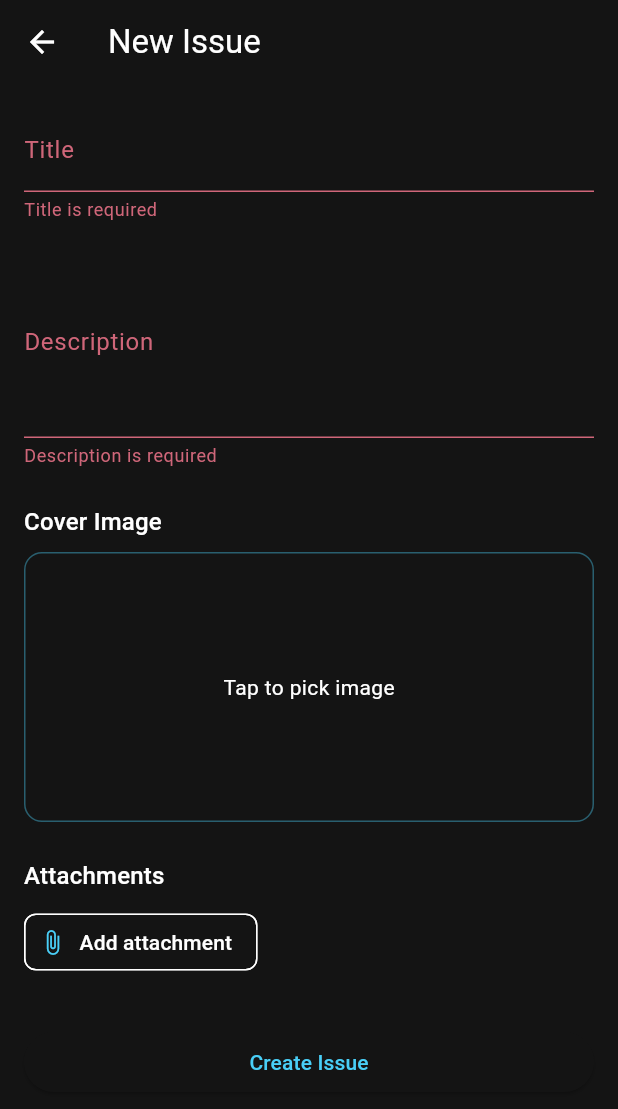
After one commit to C41f0N/social_issues_tracker, a Flutter app: the IssueEditPage screen opened directly, after a tap on "Create Issue", on a phone screen of 412 x 824 dp. The commit adds this screen. Shown: the top 1109 px of the screen. Run offline on Flutter 3.47's test engine with Material 3 defaults, Android fonts, the phone set to English and light mode, and no system bars; our stand-ins replace auto_size_text, file_picker, page_transition; network calls fail.

Commit message:
Add issue editing functionality with image and file attachments; update local data management and UI navigation

```diff
--- a/lib/data/local_data.dart
+++ b/lib/data/local_data.dart
@@ -18,6 +18,8 @@ class FeedRef {
 }
 
 class LocalData with ChangeNotifier {
+  // Simulated logged-in user; used as `postedBy` for new issues.
+  String loggedInUserId = 'user1';
   List<User> storedUsers = [
     User(
       id: "user1",
@@ -287,6 +289,15 @@ class LocalData with ChangeNotifier {
     ),
   );
 
+  /// Ensures a FileAttachment is present in [storedFiles], returning the
+  /// existing one if an item with the same id already exists.
+  FileAttachment ensureFileStored(FileAttachment file) {
+    final index = storedFiles.indexWhere((f) => f.id == file.id);
+    if (index != -1) return storedFiles[index];
+    storedFiles.add(file);
+    return file;
+  }
+
   // Centralized list of comments. Issues reference them by id in Issue.commentIds.
   List<Comment> storedComments = [
     // sample comments for issue1
@@ -519,6 +530,24 @@ class LocalData with ChangeNotifier {
     return out;
   }
 
+  /// Generates a new incremental issue id (e.g. `issue11`).
+  String nextIssueId() {
+    int maxId = 0;
+    for (final it in storedIssues) {
+      if (it.id.startsWith('issue')) {
+        final tail = int.tryParse(it.id.replaceFirst('issue', '')) ?? 0;
+        if (tail > maxId) maxId = tail;
+      }
+    }
+    return 'issue${maxId + 1}';
+  }
+
+  /// Adds a new issue to the in-memory list and notifies listeners.
+  void addIssue(Issue issue) {
+    storedIssues.add(issue);
+    notifyListeners();
+  }
+
   Issue getIssueById(String id) =>
       storedIssues.firstWhere((it) => it.id == id, orElse: () => Issue(id: id));
 
--- /dev/null
+++ b/lib/pages/issue_edit_page.dart
@@ -0,0 +1,301 @@
+import 'dart:typed_data';
+
+import 'package:flutter/material.dart';
+import 'package:file_picker/file_picker.dart';
+import 'package:provider/provider.dart';
+import 'package:social_issues_tracker/data/local_data.dart';
+import 'package:social_issues_tracker/data/models/file_attachment.dart';
+import 'package:social_issues_tracker/data/models/issue.dart';
+import 'package:social_issues_tracker/pages/issue_view_page.dart';
+
+enum IssueEditMode { create, edit }
+
+class IssueEditPage extends StatefulWidget {
+  const IssueEditPage({super.key, required this.mode, this.issueId});
+
+  final IssueEditMode mode;
+  final String? issueId;
+
+  @override
+  State<IssueEditPage> createState() => _IssueEditPageState();
+}
+
+class _IssueEditPageState extends State<IssueEditPage> {
+  final _formKey = GlobalKey<FormState>();
+  final TextEditingController _titleController = TextEditingController();
+  final TextEditingController _descriptionController = TextEditingController();
+
+  Uint8List? _pickedImageBytes;
+  String? _pickedImageExtension;
+
+  final List<FileAttachment> _attachments = [];
+
+  bool _saving = false;
+
+  @override
+  void initState() {
+    super.initState();
+    WidgetsBinding.instance.addPostFrameCallback((_) {
+      final local = Provider.of<LocalData>(context, listen: false);
+      if (widget.mode == IssueEditMode.edit && widget.issueId != null) {
+        final existing = local.getIssueById(widget.issueId!);
+        _titleController.text = existing.title ?? '';
+        _descriptionController.text = existing.description ?? '';
+        if (existing.imageData != null && existing.imageData!.isNotEmpty) {
+          _pickedImageBytes = existing.imageData;
+          _pickedImageExtension = 'jpg';
+        }
+        if (existing.fileIds.isNotEmpty) {
+          for (final fid in existing.fileIds) {
+            _attachments.add(local.getFileById(fid));
+          }
+        }
+      }
+    });
+  }
+
+  @override
+  void dispose() {
+    _titleController.dispose();
+    _descriptionController.dispose();
+    super.dispose();
+  }
+
+  Future<void> _pickImage() async {
+    final result = await FilePicker.platform.pickFiles(
+      type: FileType.image,
+      withData: true,
+    );
+
+    if (result == null || result.files.isEmpty) return;
+    final file = result.files.first;
+    if (file.bytes == null) return;
+
+    setState(() {
+      _pickedImageBytes = file.bytes;
+      final name = (file.name).toLowerCase();
+      if (name.endsWith('.png')) {
+        _pickedImageExtension = 'png';
+      } else if (name.endsWith('.gif')) {
+        _pickedImageExtension = 'gif';
+      } else if (name.endsWith('.webp')) {
+        _pickedImageExtension = 'webp';
+      } else {
+        _pickedImageExtension = 'jpg';
+      }
+    });
+  }
+
+  Future<void> _pickFile() async {
+    final result = await FilePicker.platform.pickFiles(
+      allowMultiple: true,
+      withData: false,
+      type: FileType.any,
+    );
+
+    if (result == null || result.files.isEmpty) return;
+
+    setState(() {
+      for (final file in result.files) {
+        final name = file.name;
+        final dotIndex = name.lastIndexOf('.');
+        final base = dotIndex == -1 ? name : name.substring(0, dotIndex);
+        final ext = dotIndex == -1 ? 'dat' : name.substring(dotIndex + 1);
+
+        _attachments.add(
+          FileAttachment(
+            id: 'temp_${DateTime.now().millisecondsSinceEpoch}_${_attachments.length}',
+            name: base,
+            extension: ext,
+            // Dummy URL for now; real upload will replace this.
+            uploadLink:
+                'https://example.com/dummy/${DateTime.now().millisecondsSinceEpoch}/$name',
+          ),
+        );
+      }
+    });
+  }
+
+  Future<void> _save() async {
+    if (!_formKey.currentState!.validate()) return;
+
+    setState(() {
+      _saving = true;
+    });
+
+    final local = Provider.of<LocalData>(context, listen: false);
+    final loggedIn = local.loggedInUserId;
+
+    Issue issue;
+    if (widget.mode == IssueEditMode.edit && widget.issueId != null) {
+      issue = local.getIssueById(widget.issueId!);
+      issue.title = _titleController.text.trim();
+      issue.description = _descriptionController.text.trim();
+    } else {
+      final newId = local.nextIssueId();
+      issue = Issue(
+        id: newId,
+        title: _titleController.text.trim(),
+        description: _descriptionController.text.trim(),
+        postedBy: loggedIn,
+        upvoteCount: 0,
+        commentCount: 0,
+      );
+      local.addIssue(issue);
+    }
+
+    if (_pickedImageBytes != null) {
+      issue.imageData = _pickedImageBytes;
+      issue.loaded = true;
+      issue.imageUrl =
+          'https://example.com/dummy/issue_image_${issue.id}.${_pickedImageExtension ?? 'jpg'}';
+    }
+
+    final List<String> fileIds = [];
+    for (final f in _attachments) {
+      final stored = local.ensureFileStored(f);
+      fileIds.add(stored.id);
+    }
+    issue.fileIds = fileIds;
+
+    await Future<void>.delayed(const Duration(milliseconds: 300));
+
+    if (mounted) {
+      setState(() {
+        _saving = false;
+      });
+      Navigator.of(context).pushReplacement(
+        MaterialPageRoute(builder: (_) => IssueViewPage(issueId: issue.id)),
+      );
+    }
+  }
+
+  @override
+  Widget build(BuildContext context) {
+    final theme = Theme.of(context);
+    final isEdit = widget.mode == IssueEditMode.edit;
+    final local = Provider.of<LocalData>(context, listen: false);
+
+    if (isEdit && widget.issueId != null) {
+      final issue = local.getIssueById(widget.issueId!);
+      final canEdit = issue.postedBy != null &&
+          issue.postedBy == local.loggedInUserId;
+      if (!canEdit) {
+        // If somehow navigated here for someone else's issue, block access.
+        return Scaffold(
+          appBar: AppBar(
+            title: const Text('Edit Issue'),
+          ),
+          body: Center(
+            child: Text(
+              'You can only edit your own issues.',
+              style: theme.textTheme.bodyMedium,
+            ),
+          ),
+        );
+      }
+    }
+
+    return Scaffold(
+      appBar: AppBar(title: Text(isEdit ? 'Edit Issue' : 'New Issue')),
+      body: SafeArea(
+        child: SingleChildScrollView(
+          padding: const EdgeInsets.all(16),
+          child: Form(
+            key: _formKey,
+            child: Column(
+              crossAxisAlignment: CrossAxisAlignment.stretch,
+              children: [
+                TextFormField(
+                  controller: _titleController,
+                  decoration: const InputDecoration(labelText: 'Title'),
+                  textInputAction: TextInputAction.next,
+                  validator: (value) {
+                    if (value == null || value.trim().isEmpty) {
+                      return 'Title is required';
+                    }
+                    return null;
+                  },
+                ),
+                const SizedBox(height: 16),
+                TextFormField(
+                  controller: _descriptionController,
+                  decoration: const InputDecoration(labelText: 'Description'),
+                  maxLines: 4,
+                  validator: (value) {
+                    if (value == null || value.trim().isEmpty) {
+                      return 'Description is required';
+                    }
+                    return null;
+                  },
+                ),
+                const SizedBox(height: 24),
+                Text('Cover Image', style: theme.textTheme.titleMedium),
+                const SizedBox(height: 8),
+                GestureDetector(
+                  onTap: _pickImage,
+                  child: Container(
+                    height: 180,
+                    decoration: BoxDecoration(
+                      borderRadius: BorderRadius.circular(12),
+                      border: Border.all(
+                        color: theme.colorScheme.primary.withOpacity(0.4),
+                      ),
+                      color: theme.colorScheme.surfaceVariant,
+                    ),
+                    child: _pickedImageBytes == null
+                        ? Center(
+                            child: Text(
+                              'Tap to pick image',
+                              style: theme.textTheme.bodyMedium,
+                            ),
+                          )
+                        : ClipRRect(
+                            borderRadius: BorderRadius.circular(12),
+                            child: Image.memory(
+                              _pickedImageBytes!,
+                              fit: BoxFit.cover,
+                              width: double.infinity,
+                            ),
+                          ),
+                  ),
+                ),
+                const SizedBox(height: 24),
+                Text('Attachments', style: theme.textTheme.titleMedium),
+                const SizedBox(height: 8),
+                Wrap(
+                  spacing: 8,
+                  runSpacing: 8,
+                  children: [
+                    ..._attachments.map(
+                      (f) => Chip(label: Text('${f.name}.${f.extension}')),
+                    ),
+                    ActionChip(
+                      avatar: const Icon(Icons.attach_file, size: 18),
+                      label: const Text('Add attachment'),
+                      onPressed: _pickFile,
+                    ),
+                  ],
+                ),
+                const SizedBox(height: 32),
+                SizedBox(
+                  width: double.infinity,
+                  child: ElevatedButton(
+                    onPressed: _saving ? null : _save,
+                    child: _saving
+                        ? const SizedBox(
+                            height: 20,
+                            width: 20,
+                            child: CircularProgressIndicator(strokeWidth: 2),
+                          )
+                        : Text(isEdit ? 'Save Changes' : 'Create Issue'),
+                  ),
+                ),
+              ],
+            ),
+          ),
+        ),
+      ),
+    );
+  }
+}
--- a/pubspec.yaml
+++ b/pubspec.yaml
@@ -37,6 +37,7 @@ dependencies:
   page_transition: ^2.2.1
   provider: ^6.1.5+1
   auto_size_text: ^3.0.0
+  file_picker: ^8.1.4
 
 dev_dependencies:
   flutter_test:
```
Also changed, not shown: lib/pages/home_page.dart (+15 -1 lines), lib/pages/issue_view_page.dart (+22 -0 lines), pubspec.lock, 1 other file.
